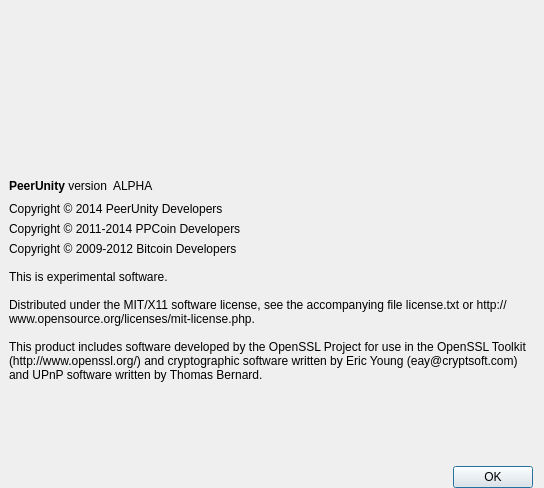
Old version of the form src/qt/forms/aboutdialog.ui in the repository xziy/Peershares.
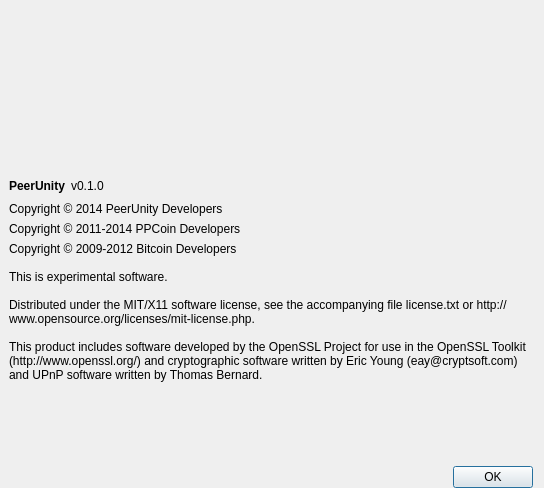
New version of the form. Icons and pictures are not drawn.

Commit message: set version label to use the Git tag build name the version displayed in the about dialog is based on the last tag in git

Diff of the .ui file:
```diff
--- a/src/qt/forms/aboutdialog.ui
+++ b/src/qt/forms/aboutdialog.ui
@@ -72,7 +72,7 @@
        <item>
         <widget class="QLabel" name="label">
          <property name="text">
-          <string>&lt;html&gt;&lt;head/&gt;&lt;body&gt;&lt;p&gt;&lt;span style=&quot; font-weight:600;&quot;&gt;PeerUnity&lt;/span&gt; version&lt;/p&gt;&lt;/body&gt;&lt;/html&gt;</string>
+          <string>&lt;html&gt;&lt;head/&gt;&lt;body&gt;&lt;p&gt;&lt;span style=&quot; font-weight:600;&quot;&gt;PeerUnity&lt;/span&gt;&lt;/p&gt;&lt;/body&gt;&lt;/html&gt;</string>
          </property>
          <property name="textInteractionFlags">
           <set>Qt::LinksAccessibleByMouse|Qt::TextSelectableByKeyboard|Qt::TextSelectableByMouse</set>
@@ -82,7 +82,7 @@
        <item>
         <widget class="QLabel" name="versionLabel">
          <property name="text">
-          <string notr="true">ALPHA</string>
+          <string notr="true">v0.1.0</string>
          </property>
          <property name="textFormat">
           <enum>Qt::RichText</enum>
```
The commit also changes 2 other files.
